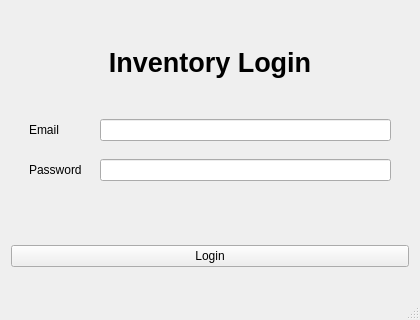
Old version of the form InventoryQtApp/InventoryQtApp.ui in the repository Felipeact/InventoryQtApp.
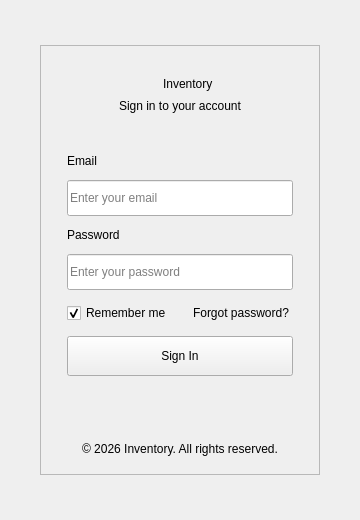
New version of the form.

Commit message: updated login UI/UX

Diff of the .ui file:
```diff
--- a/InventoryQtApp/InventoryQtApp.ui
+++ b/InventoryQtApp/InventoryQtApp.ui
@@ -6,145 +6,279 @@
    <rect>
     <x>0</x>
     <y>0</y>
-    <width>420</width>
-    <height>320</height>
+    <width>360</width>
+    <height>520</height>
    </rect>
   </property>
   <property name="minimumSize">
    <size>
-    <width>420</width>
-    <height>320</height>
+    <width>360</width>
+    <height>520</height>
    </size>
   </property>
   <property name="maximumSize">
    <size>
-    <width>420</width>
-    <height>320</height>
+    <width>360</width>
+    <height>520</height>
    </size>
   </property>
   <property name="windowTitle">
    <string>InventoryQtApp</string>
   </property>
   <widget class="QWidget" name="centralWidget">
-   <layout class="QVBoxLayout" name="verticalLayout">
+   <layout class="QVBoxLayout" name="outerVerticalLayout">
+    <property name="spacing">
+     <number>0</number>
+    </property>
+    <property name="leftMargin">
+     <number>0</number>
+    </property>
+    <property name="topMargin">
+     <number>0</number>
+    </property>
+    <property name="rightMargin">
+     <number>0</number>
+    </property>
+    <property name="bottomMargin">
+     <number>0</number>
+    </property>
     <item>
-     <spacer name="verticalSpacer_3">
+     <spacer name="topSpacer">
       <property name="orientation">
        <enum>Qt::Orientation::Vertical</enum>
       </property>
       <property name="sizeHint" stdset="0">
        <size>
         <width>20</width>
-        <height>40</height>
+        <height>30</height>
        </size>
       </property>
      </spacer>
+    </item>
+    <item>
+     <layout class="QHBoxLayout" name="centerHorizontalLayout">
+      <item>
+       <spacer name="leftSpacer">
+        <property name="orientation">
+         <enum>Qt::Orientation::Horizontal</enum>
+        </property>
+        <property name="sizeHint" stdset="0">
+         <size>
+          <width>40</width>
+          <height>20</height>
+         </size>
+        </property>
+       </spacer>
+      </item>
+      <item>
+       <widget class="QFrame" name="loginCard">
+        <property name="minimumSize">
+         <size>
+          <width>280</width>
+          <height>430</height>
+         </size>
+        </property>
+        <property name="maximumSize">
+         <size>
+          <width>280</width>
+          <height>430</height>
+         </size>
+        </property>
+        <property name="frameShape">
+         <enum>QFrame::Shape::StyledPanel</enum>
+        </property>
+        <property name="frameShadow">
+         <enum>QFrame::Shadow::Raised</enum>
+        </property>
+        <layout class="QVBoxLayout" name="loginCardLayout">
+         <property name="spacing">
+          <number>12</number>
+         </property>
+         <property name="leftMargin">
+          <number>26</number>
+         </property>
+         <property name="topMargin">
+          <number>28</number>
+         </property>
+         <property name="rightMargin">
+          <number>26</number>
+         </property>
+         <property name="bottomMargin">
+          <number>18</number>
+         </property>
+         <item>
+          <layout class="QVBoxLayout" name="brandLayout">
+           <property name="spacing">
+            <number>5</number>
+           </property>
+           <item>
+            <layout class="QHBoxLayout" name="brandTitleLayout">
+             <property name="spacing">
+              <number>8</number>
+             </property>
+             <item>
+              <spacer name="brandLeftSpacer">
+               <property name="orientation">
+                <enum>Qt::Orientation::Horizontal</enum>
+               </property>
+               <property name="sizeHint" stdset="0">
+                <size>
+                 <width>20</width>
+                 <height>20</height>
+                </size>
+               </property>
+              </spacer>
+             </item>
+             <item>
+              <widget class="QLabel" name="logoLabel">
+               <property name="text">
+                <string/>
+               </property>
+               <property name="alignment">
+                <set>Qt::AlignmentFlag::AlignCenter</set>
+               </property>
+              </widget>
     </item>
     <item>
      <widget class="QLabel" name="titleLabel">
-      <property name="enabled">
-       <bool>true</bool>
-      </property>
-      <property name="sizePolicy">
-       <sizepolicy hsizetype="Expanding" vsizetype="Expanding">
-        <horstretch>0</horstretch>
-        <verstretch>0</verstretch>
-       </sizepolicy>
-      </property>
+               <property name="text">
+                <string>Inventory</string>
+               </property>
+              </widget>
+             </item>
+             <item>
+              <spacer name="brandRightSpacer">
+               <property name="orientation">
+                <enum>Qt::Orientation::Horizontal</enum>
+               </property>
+               <property name="sizeHint" stdset="0">
+                <size>
+                 <width>20</width>
+                 <height>20</height>
+                </size>
+               </property>
+              </spacer>
+             </item>
+            </layout>
+           </item>
+           <item>
+            <widget class="QLabel" name="subtitleLabel">
       <property name="text">
-       <string>&lt;html&gt;&lt;head/&gt;&lt;body&gt;&lt;p&gt;&lt;span style=&quot; font-size:20pt; font-weight:700;&quot;&gt;Inventory Login&lt;/span&gt;&lt;/p&gt;&lt;/body&gt;&lt;/html&gt;</string>
+              <string>Sign in to your account</string>
       </property>
       <property name="alignment">
        <set>Qt::AlignmentFlag::AlignCenter</set>
       </property>
      </widget>
     </item>
+          </layout>
+         </item>
     <item>
-     <spacer name="verticalSpacer_2">
+          <spacer name="formTopSpacer">
       <property name="orientation">
        <enum>Qt::Orientation::Vertical</enum>
       </property>
       <property name="sizeHint" stdset="0">
        <size>
         <width>20</width>
-        <height>40</height>
+             <height>12</height>
        </size>
       </property>
      </spacer>
     </item>
     <item>
-     <layout class="QFormLayout" name="formLayout">
-      <property name="horizontalSpacing">
-       <number>18</number>
-      </property>
-      <property name="verticalSpacing">
-       <number>18</number>
-      </property>
-      <property name="leftMargin">
-       <number>18</number>
-      </property>
-      <property name="rightMargin">
-       <number>18</number>
-      </property>
-      <property name="bottomMargin">
-       <number>22</number>
-      </property>
-      <item row="1" column="0">
        <widget class="QLabel" name="emailLabel">
         <property name="text">
          <string>Email</string>
         </property>
        </widget>
       </item>
-      <item row="2" column="0">
+         <item>
+          <widget class="QLineEdit" name="emailInput">
+           <property name="minimumSize">
+            <size>
+             <width>0</width>
+             <height>36</height>
+            </size>
+           </property>
+           <property name="placeholderText">
+            <string>Enter your email</string>
+           </property>
+          </widget>
+         </item>
+         <item>
        <widget class="QLabel" name="passwordLabel">
         <property name="text">
          <string>Password</string>
         </property>
        </widget>
       </item>
-      <item row="2" column="1">
+         <item>
        <widget class="QLineEdit" name="passwordInput">
+           <property name="minimumSize">
+            <size>
+             <width>0</width>
+             <height>36</height>
+            </size>
+           </property>
         <property name="echoMode">
          <enum>QLineEdit::EchoMode::Password</enum>
         </property>
-       </widget>
-      </item>
-      <item row="1" column="1">
-       <widget class="QLineEdit" name="emailInput">
-        <property name="minimumSize">
-         <size>
-          <width>0</width>
-          <height>0</height>
-         </size>
-        </property>
-        <property name="maximumSize">
-         <size>
-          <width>16777215</width>
-          <height>16777215</height>
-         </size>
-        </property>
-       </widget>
-      </item>
-     </layout>
-    </item>
+           <property name="placeholderText">
+            <string>Enter your password</string>
+           </property>
+          </widget>
+         </item>
+         <item>
+          <layout class="QHBoxLayout" name="optionsLayout">
+           <property name="spacing">
+            <number>4</number>
+           </property>
+           <item>
+            <widget class="QCheckBox" name="rememberCheck">
+             <property name="text">
+              <string>Remember me</string>
+             </property>
+             <property name="checked">
+              <bool>true</bool>
+             </property>
+            </widget>
+           </item>
     <item>
-     <spacer name="verticalSpacer">
+            <spacer name="optionSpacer">
       <property name="orientation">
-       <enum>Qt::Orientation::Vertical</enum>
+              <enum>Qt::Orientation::Horizontal</enum>
       </property>
       <property name="sizeHint" stdset="0">
        <size>
         <width>20</width>
-        <height>40</height>
+               <height>20</height>
        </size>
       </property>
      </spacer>
+           </item>
+           <item>
+            <widget class="QPushButton" name="forgotPasswordButton">
+             <property name="text">
+              <string>Forgot password?</string>
+             </property>
+             <property name="flat">
+              <bool>true</bool>
+             </property>
+            </widget>
+           </item>
+          </layout>
     </item>
     <item>
      <widget class="QPushButton" name="loginButton">
+           <property name="minimumSize">
+            <size>
+             <width>0</width>
+             <height>40</height>
+            </size>
+           </property>
       <property name="text">
-       <string>Login</string>
+            <string>Sign In</string>
       </property>
      </widget>
     </item>
@@ -158,11 +292,70 @@
       </property>
      </widget>
     </item>
-   </layout>
-  </widget>
-  <widget class="QStatusBar" name="statusBar"/>
- </widget>
- <layoutdefault spacing="6" margin="11"/>
+         <item>
+          <spacer name="footerSpacer">
+           <property name="orientation">
+            <enum>Qt::Orientation::Vertical</enum>
+           </property>
+           <property name="sizeHint" stdset="0">
+            <size>
+             <width>20</width>
+             <height>20</height>
+            </size>
+           </property>
+          </spacer>
+         </item>
+         <item>
+          <widget class="QLabel" name="footerLabel">
+           <property name="text">
+            <string>© 2026 Inventory. All rights reserved.</string>
+           </property>
+           <property name="alignment">
+            <set>Qt::AlignmentFlag::AlignCenter</set>
+           </property>
+          </widget>
+         </item>
+        </layout>
+       </widget>
+      </item>
+      <item>
+       <spacer name="rightSpacer">
+        <property name="orientation">
+         <enum>Qt::Orientation::Horizontal</enum>
+        </property>
+        <property name="sizeHint" stdset="0">
+         <size>
+          <width>40</width>
+          <height>20</height>
+         </size>
+        </property>
+       </spacer>
+      </item>
+     </layout>
+    </item>
+    <item>
+     <spacer name="bottomSpacer">
+      <property name="orientation">
+       <enum>Qt::Orientation::Vertical</enum>
+      </property>
+      <property name="sizeHint" stdset="0">
+       <size>
+        <width>20</width>
+        <height>30</height>
+       </size>
+      </property>
+     </spacer>
+    </item>
+   </layout>
+  </widget>
+ </widget>
+ <tabstops>
+  <tabstop>emailInput</tabstop>
+  <tabstop>passwordInput</tabstop>
+  <tabstop>rememberCheck</tabstop>
+  <tabstop>forgotPasswordButton</tabstop>
+  <tabstop>loginButton</tabstop>
+ </tabstops>
  <resources>
   <include location="InventoryQtApp.qrc"/>
  </resources>
```
Left out of the diff: 2 changed lines with no effect on the pictures. Lines whose indentation alone changed are shown as unchanged. The commit also changes 6 other files.
